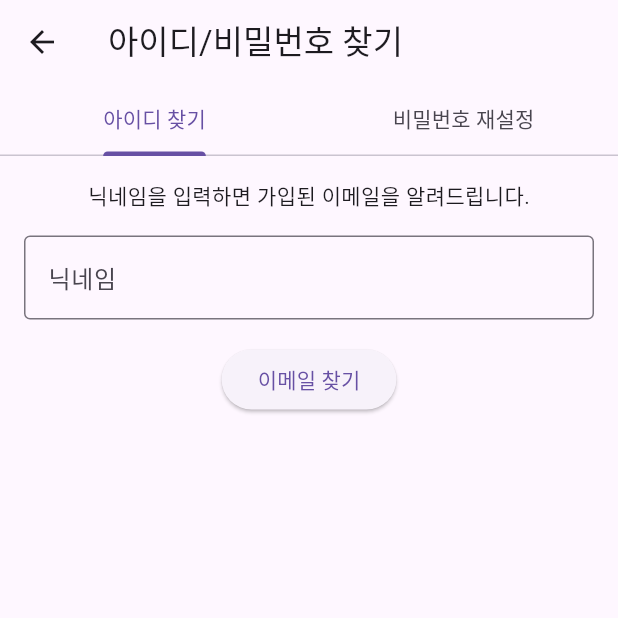
After one commit to TAEHONG-LEE/cnuity, a Flutter app: the FindIdPasswordScreen screen opened directly, on a phone screen of 412 x 824 dp, the top half of it. The commit adds this screen. Run offline on Flutter 3.47's test engine with Material 3 defaults, Android fonts, the phone set to English and light mode, and no system bars; our stand-ins replace cloud_firestore, confetti, firebase_auth, firebase_core, firebase_messaging, flutter_local_notifications and 3 more; missing offline and left inert: mobile_scanner; accounts and stored records are empty.

Commit message:
Add: FindIdPasswordScreen 구현 및 로그인 화면 연결

```diff
--- /dev/null
+++ b/lib/screens/find_idpassword_screen.dart
@@ -0,0 +1,117 @@
+// lib/screens/find_idpassword_screen.dart
+
+import 'package:flutter/material.dart';
+import 'package:firebase_auth/firebase_auth.dart';
+import 'package:cloud_firestore/cloud_firestore.dart';
+import 'package:fluttertoast/fluttertoast.dart';
+
+class FindIdPasswordScreen extends StatefulWidget {
+  const FindIdPasswordScreen({super.key});
+
+  @override
+  State<FindIdPasswordScreen> createState() => _FindIdPasswordScreenState();
+}
+
+class _FindIdPasswordScreenState extends State<FindIdPasswordScreen> {
+  final TextEditingController nicknameController = TextEditingController();
+  final TextEditingController emailController = TextEditingController();
+
+  // 아이디 찾기 (닉네임 기반 이메일 검색)
+  Future<void> findEmailByNickname() async {
+    String nickname = nicknameController.text.trim();
+
+    try {
+      final snapshot =
+          await FirebaseFirestore.instance
+              .collection('users')
+              .where('nickname', isEqualTo: nickname)
+              .limit(1)
+              .get();
+
+      if (snapshot.docs.isNotEmpty) {
+        final email = snapshot.docs.first['email'];
+        Fluttertoast.showToast(msg: '이메일: $email');
+      } else {
+        Fluttertoast.showToast(msg: '해당 닉네임을 찾을 수 없습니다.');
+      }
+    } catch (e) {
+      Fluttertoast.showToast(msg: '오류: ${e.toString()}');
+    }
+  }
+
+  // 비밀번호 재설정
+  Future<void> sendPasswordResetEmail() async {
+    String email = emailController.text.trim();
+
+    try {
+      await FirebaseAuth.instance.sendPasswordResetEmail(email: email);
+      Fluttertoast.showToast(msg: '재설정 메일이 전송되었습니다.');
+    } catch (e) {
+      Fluttertoast.showToast(msg: '오류: ${e.toString()}');
+    }
+  }
+
+  @override
+  Widget build(BuildContext context) {
+    return DefaultTabController(
+      length: 2,
+      child: Scaffold(
+        appBar: AppBar(
+          title: const Text('아이디/비밀번호 찾기'),
+          bottom: const TabBar(
+            tabs: [Tab(text: '아이디 찾기'), Tab(text: '비밀번호 재설정')],
+          ),
+        ),
+        body: TabBarView(
+          children: [
+            // 아이디 찾기
+            Padding(
+              padding: const EdgeInsets.all(16.0),
+              child: Column(
+                children: [
+                  const Text("닉네임을 입력하면 가입된 이메일을 알려드립니다."),
+                  const SizedBox(height: 16),
+                  TextField(
+                    controller: nicknameController,
+                    decoration: const InputDecoration(
+                      labelText: '닉네임',
+                      border: OutlineInputBorder(),
+                    ),
+                  ),
+                  const SizedBox(height: 16),
+                  ElevatedButton(
+                    onPressed: findEmailByNickname,
+                    child: const Text('이메일 찾기'),
+                  ),
+                ],
+              ),
+            ),
+
+            // 비밀번호 재설정
+            Padding(
+              padding: const EdgeInsets.all(16.0),
+              child: Column(
+                children: [
+                  const Text("가입한 이메일을 입력하면 재설정 메일을 보냅니다."),
+                  const SizedBox(height: 16),
+                  TextField(
+                    controller: emailController,
+                    decoration: const InputDecoration(
+                      labelText: '이메일',
+                      border: OutlineInputBorder(),
+                    ),
+                  ),
+                  const SizedBox(height: 16),
+                  ElevatedButton(
+                    onPressed: sendPasswordResetEmail,
+                    child: const Text('재설정 메일 보내기'),
+                  ),
+                ],
+              ),
+            ),
+          ],
+        ),
+      ),
+    );
+  }
+}
--- a/lib/screens/login_screen.dart
+++ b/lib/screens/login_screen.dart
@@ -4,6 +4,7 @@ import 'package:firebase_auth/firebase_auth.dart';
 import 'package:fluttertoast/fluttertoast.dart';
 import 'signup_screen.dart';
 import 'home/home_screen.dart';
+import 'find_idpassword_screen.dart';
 import 'admin/seat_initializer_screen.dart'; // 관리자용 화면 import
 import '../utils/fcm_helper.dart'; // FCM 관련 import
 
@@ -194,9 +195,15 @@ class _LoginScreenState extends State<LoginScreen> {
             const SizedBox(height: 12),
             TextButton(
               onPressed: () {
-                Fluttertoast.showToast(msg: "비밀번호 찾기 화면으로 이동");
+                Fluttertoast.showToast(msg: "아이디/비밀번호 찾기 화면으로 이동");
+                Navigator.push(
+                  context,
+                  MaterialPageRoute(
+                    builder: (_) => const FindIdPasswordScreen(),
+                  ),
+                );
               },
-              child: const Text('비밀번호 찾기'),
+              child: const Text('아이디/비밀번호 찾기'),
             ),
             const SizedBox(height: 12),
             TextButton(
```
